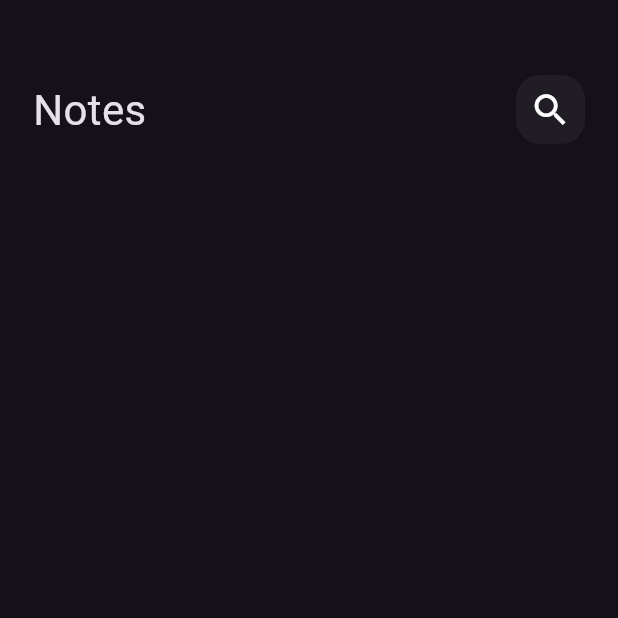
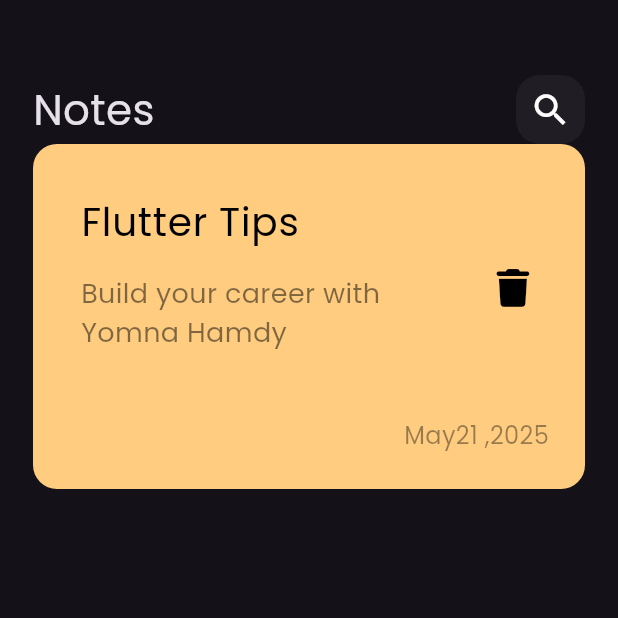
Before and after one commit to yomnaahmed134/notes_app, a Flutter app: the screen it shows after launch, on a phone screen of 412 x 824 dp, the top half of it. Run offline on Flutter 3.47's test engine with Material 3 defaults, Android fonts, the phone set to English and light mode, and no system bars; our stand-ins replace font_awesome_flutter.

Commit message:
create custom note item

```diff
--- a/lib/main.dart
+++ b/lib/main.dart
@@ -10,6 +10,10 @@ class NotesApp extends StatelessWidget {
 
   @override
   Widget build(BuildContext context) {
-    return MaterialApp(theme: ThemeData.dark(), home: NotesView());
+    return MaterialApp(
+      debugShowCheckedModeBanner: false,
+      theme: ThemeData(brightness: Brightness.dark, fontFamily: 'Poppins'),
+      home: NotesView(),
+    );
   }
 }
--- /dev/null
+++ b/lib/views/widgets/custom_note_item.dart
@@ -0,0 +1,53 @@
+
+import 'package:flutter/material.dart';
+import 'package:font_awesome_flutter/font_awesome_flutter.dart';
+
+class NoteItem extends StatelessWidget {
+  const NoteItem({super.key});
+
+  @override
+  Widget build(BuildContext context) {
+    return Container(
+      padding: EdgeInsets.only(top: 24, bottom: 24, left: 16),
+      decoration: BoxDecoration(
+        color: Color(0xffFFcc80),
+        borderRadius: BorderRadius.circular(16),
+      ),
+      child: Column(
+        crossAxisAlignment: CrossAxisAlignment.end,
+        children: [
+          ListTile(
+            title: Text(
+              'Flutter Tips',
+              style: TextStyle(color: Colors.black, fontSize: 26),
+            ),
+            subtitle: Padding(
+              padding: const EdgeInsets.only(top: 16.0, bottom: 20.0),
+              child: Text(
+                'Build your career with Yomna Hamdy',
+                style: TextStyle(
+                  color: Colors.black.withValues(alpha: 0.5),
+                  fontSize: 18,
+                ),
+              ),
+            ),
+            trailing: IconButton(
+              onPressed: () {},
+              icon: Icon(FontAwesomeIcons.trash, color: Colors.black, size: 25),
+            ),
+          ),
+          Padding(
+            padding: const EdgeInsets.only(right: 24.0, top: 16),
+            child: Text(
+              'May21 ,2025',
+              style: TextStyle(
+                color: Colors.black.withValues(alpha: 0.4),
+                fontSize: 16,
+              ),
+            ),
+          ),
+        ],
+      ),
+    );
+  }
+}
--- a/lib/views/widgets/notes_view_body.dart
+++ b/lib/views/widgets/notes_view_body.dart
@@ -1,5 +1,6 @@
 import 'package:flutter/material.dart';
 import 'package:notes_app/views/widgets/custom_appBar.dart';
+import 'package:notes_app/views/widgets/custom_note_item.dart';
 
 class NotesViewBody extends StatelessWidget {
   const NotesViewBody({super.key});
@@ -8,7 +9,9 @@ class NotesViewBody extends StatelessWidget {
   Widget build(BuildContext context) {
     return Padding(
       padding: const EdgeInsets.symmetric(horizontal: 22.0),
-      child: Column(children: [SizedBox(height: 50), CustomAppBar()]),
+      child: Column(
+        children: [SizedBox(height: 50), CustomAppBar(), NoteItem()],
+      ),
     );
   }
 }
```
Also changed, not shown: pubspec.yaml (+7 -27 lines), assets/fonts/Poppins-Regular.ttf (added), pubspec.lock.
